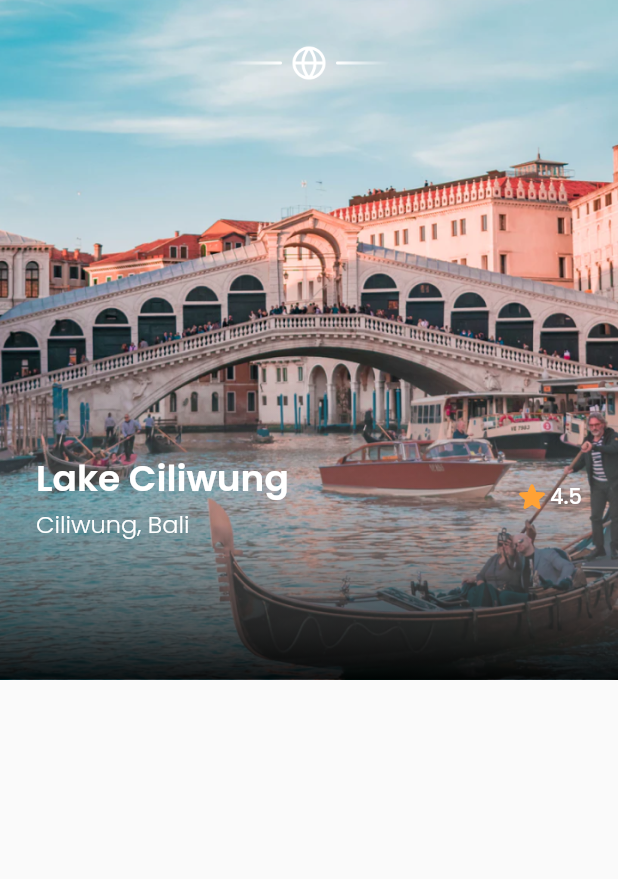
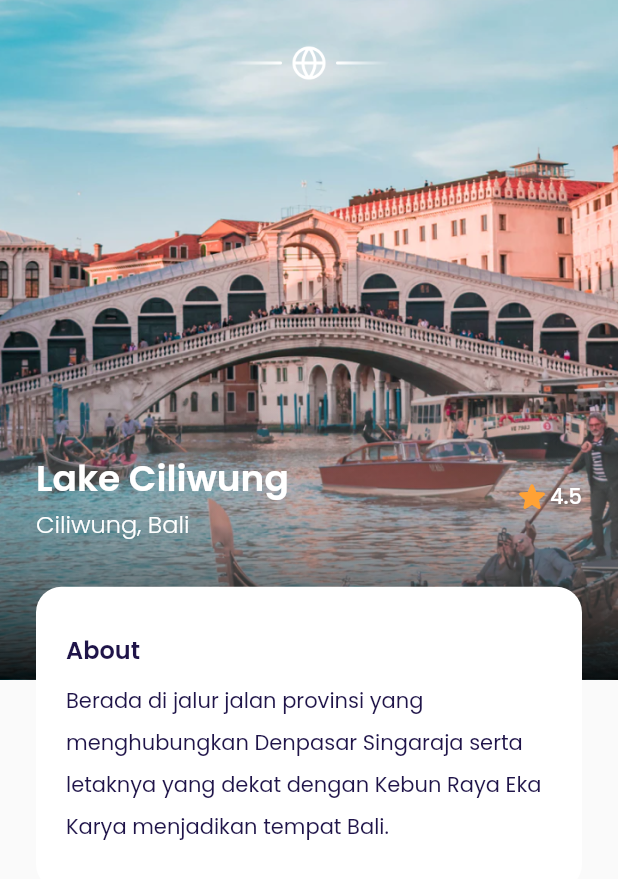
Before and after one commit to HarunNurahman/book-inn-air, a Flutter app: the DetailPage screen opened directly, on a phone screen of 412 x 824 dp. Shown: the top 879 px of the screen. Run offline on Flutter 3.47's test engine with Material 2 defaults, Android fonts, the phone set to English and light mode, and no system bars; our stand-ins replace device_preview, google_fonts.

Commit message:
Styling Detail Page

```diff
--- a/lib/pages/detail_page.dart
+++ b/lib/pages/detail_page.dart
@@ -71,6 +71,7 @@ class DetailPage extends StatelessWidget {
                     child: Column(
                       crossAxisAlignment: CrossAxisAlignment.start,
                       children: [
+                        // Destination name
                         Text(
                           'Lake Ciliwung',
                           style: whiteTextStyle.copyWith(
@@ -80,6 +81,7 @@ class DetailPage extends StatelessWidget {
                           overflow: TextOverflow.ellipsis,
                           maxLines: 2,
                         ),
+                        // Location
                         Text(
                           'Ciliwung, Bali',
                           style: whiteTextStyle.copyWith(
@@ -92,6 +94,7 @@ class DetailPage extends StatelessWidget {
                       ],
                     ),
                   ),
+                  // Rating
                   Row(
                     mainAxisAlignment: MainAxisAlignment.center,
                     crossAxisAlignment: CrossAxisAlignment.center,
@@ -110,6 +113,41 @@ class DetailPage extends StatelessWidget {
                       )
                     ],
                   ),
+                ],
+              ),
+            ),
+
+            // About destination
+            Container(
+              width: double.infinity,
+              margin: const EdgeInsets.only(top: 30),
+              padding: EdgeInsets.symmetric(
+                vertical: defaultMargin + 6,
+                horizontal: defaultMargin - 4,
+              ),
+              decoration: BoxDecoration(
+                color: kWhiteColor,
+                borderRadius: BorderRadius.circular(defaultRadius),
+              ),
+              child: Column(
+                crossAxisAlignment: CrossAxisAlignment.start,
+                children: [
+                  Text(
+                    'About',
+                    style: blackTextStyle.copyWith(
+                      fontSize: 16,
+                      fontWeight: semiBold,
+                    ),
+                  ),
+                  const SizedBox(height: 6),
+                  Text(
+                    'Berada di jalur jalan provinsi yang menghubungkan Denpasar Singaraja serta letaknya yang dekat dengan Kebun Raya Eka Karya menjadikan tempat Bali.',
+                    style: blackTextStyle.copyWith(
+                      fontSize: 14,
+                      fontWeight: regular,
+                      height: 2,
+                    ),
+                  )
                 ],
               ),
             )
```
